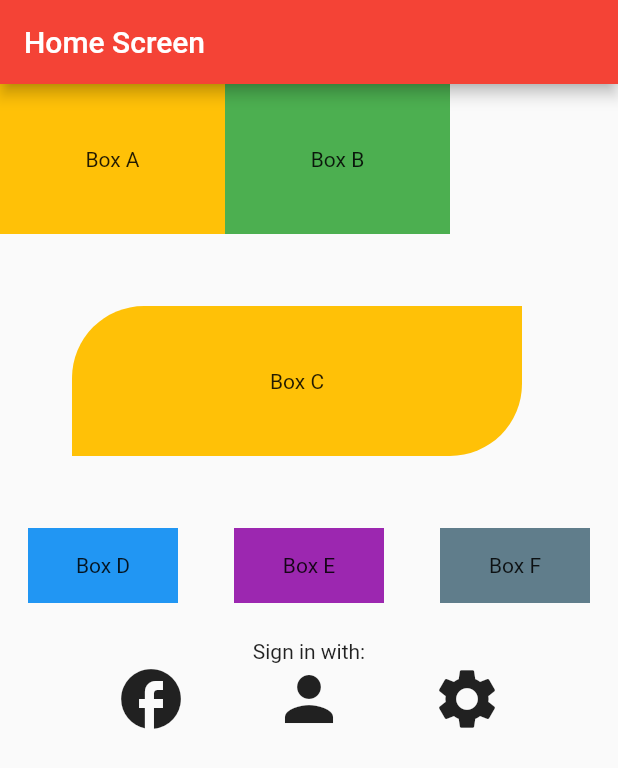
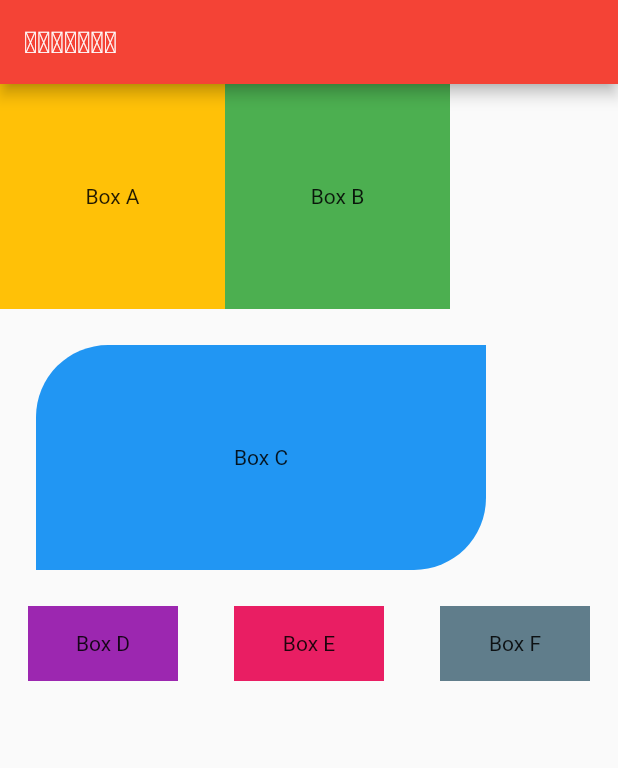
Before and after one commit to saypadith/flutter_class_2nd_semester_2022, a Flutter app: the screen it shows after launch, on a phone screen of 412 x 824 dp. Shown: the top 768 px of the screen. Run offline on Flutter 3.47's test engine with Material 2 defaults, Android fonts, the phone set to English and light mode, and no system bars.

Commit message:
add container

```diff
--- a/lib/home_screen.dart
+++ b/lib/home_screen.dart
@@ -7,7 +7,7 @@ class HomeScreen extends StatelessWidget {
   Widget build(BuildContext context) {
     return Scaffold(
       appBar: AppBar(
-        title: const Text("Home Screen"),
+        title: Text("ໜ້າຫຼັກ"),
       ),
       body: Column(
         crossAxisAlignment: CrossAxisAlignment.start,
@@ -16,92 +16,67 @@ class HomeScreen extends StatelessWidget {
             children: [
               Container(
                 width: 150,
-                height: 100,
+                height: 150,
                 color: Colors.amber,
-                child: const Center(
-                  child: Text("Box A"),
+                child: Center(
+                  child: const Text("Box A"),
                 ),
               ),
               Container(
                 width: 150,
-                height: 100,
+                height: 150,
                 color: Colors.green,
-                child: const Center(
-                  child: Text("Box B"),
+                child: Center(
+                  child: const Text("Box B"),
                 ),
               ),
             ],
           ),
           Container(
-            margin: EdgeInsets.all(48),
             width: 300,
-            height: 100,
+            height: 150,
+            margin: EdgeInsets.all(24),
             decoration: BoxDecoration(
-              color: Colors.amber,
+              color: Colors.blue,
               borderRadius: BorderRadius.only(
                 topLeft: Radius.circular(48),
                 bottomRight: Radius.circular(48),
               ),
             ),
-            child: const Center(
-              child: Text("Box C"),
+            child: Center(
+              child: const Text("Box C"),
             ),
           ),
           Row(
             mainAxisAlignment: MainAxisAlignment.spaceAround,
-            crossAxisAlignment: CrossAxisAlignment.end,
+            crossAxisAlignment: CrossAxisAlignment.center,
             children: [
               Container(
                 width: 100,
                 height: 50,
-                color: Colors.blue,
-                child: const Center(
-                  child: Text("Box D"),
+                color: Colors.purple,
+                child: Center(
+                  child: const Text("Box D"),
                 ),
               ),
               Container(
                 width: 100,
                 height: 50,
-                color: Colors.purple,
-                child: const Center(
-                  child: Text("Box E"),
+                color: Colors.pink,
+                child: Center(
+                  child: const Text("Box E"),
                 ),
               ),
               Container(
                 width: 100,
                 height: 50,
                 color: Colors.blueGrey,
-                child: const Center(
-                  child: Text("Box F"),
+                child: Center(
+                  child: const Text("Box F"),
                 ),
               ),
             ],
           ),
-          SizedBox(
-            height: 24,
-          ),
-          Center(child: Text("Sign in with:")),
-          Container(
-            margin: EdgeInsets.symmetric(horizontal: 48),
-            // color: Colors.indigo,
-            child: Row(
-              mainAxisAlignment: MainAxisAlignment.spaceAround,
-              children: [
-                Icon(
-                  Icons.facebook,
-                  size: 48,
-                ),
-                Icon(
-                  Icons.person,
-                  size: 48,
-                ),
-                Icon(
-                  Icons.settings,
-                  size: 48,
-                ),
-              ],
-            ),
-          )
         ],
       ),
     );
```
